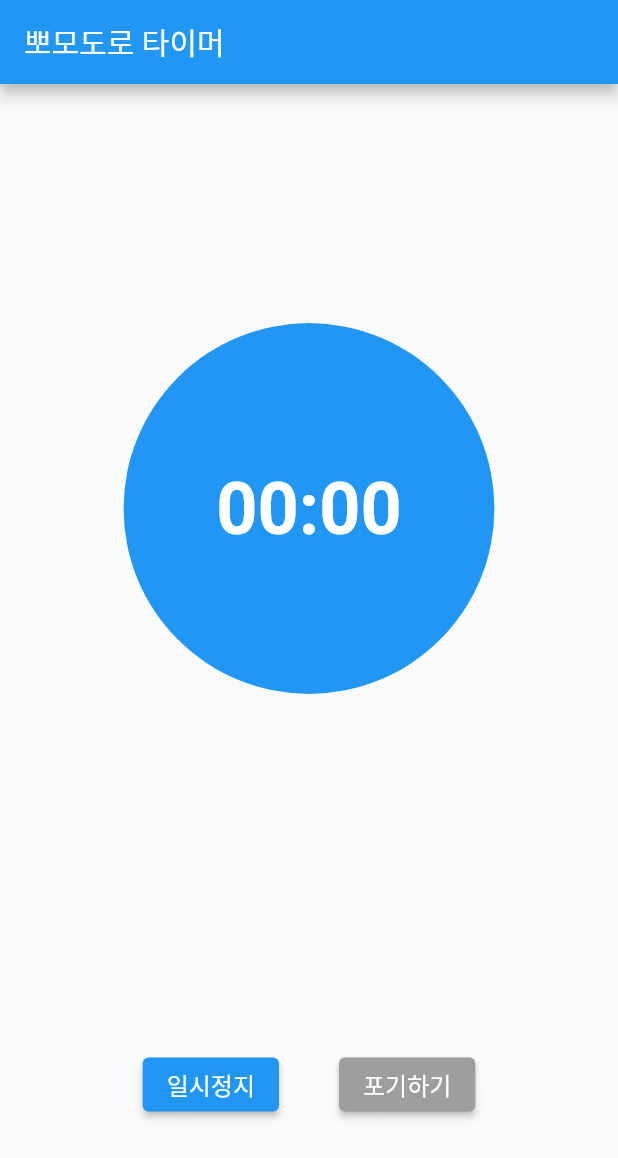
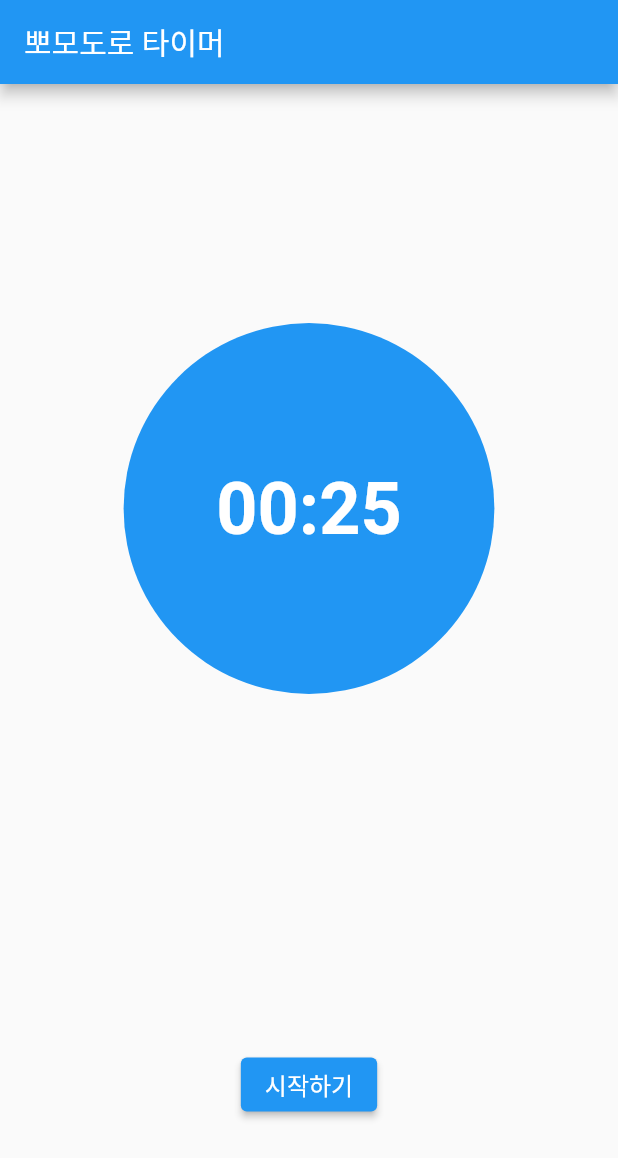
Before and after one commit to naman79/flutter_pomodoro, a Flutter app: the screen it shows after launch, on a phone screen of 412 x 824 dp. Shown: the top 1158 px of the screen. Run offline on Flutter 3.47's test engine with Material 2 defaults, Android fonts, the phone set to English and light mode, and no system bars; our stand-ins replace fluttertoast, sprintf.

Commit message:
set active

```diff
--- a/lib/screens/timer_screen.dart
+++ b/lib/screens/timer_screen.dart
@@ -16,15 +16,10 @@ void showToast(String message) {
   );
 }
 
-String secondsToString(int seconds) {
-  return sprintf("%02d:%02d", [seconds ~/ 60, seconds % 60]);
-}
-
 enum TimerStatus { running, paused, stopped, resting }
 
 class TimerScreen extends StatefulWidget {
-  @override
-  State<TimerScreen> createState() => _TimerScreenState();
+  _TimerScreenState createState() => _TimerScreenState();
 }
 
 class _TimerScreenState extends State<TimerScreen> {
@@ -34,6 +29,19 @@ class _TimerScreenState extends State<TimerScreen> {
   late TimerStatus _timerStatus;
   late int _timer;
   late int _pomodoroCount;
+
+  @override
+  void initState() {
+    super.initState();
+    _timerStatus = TimerStatus.stopped;
+    print(_timerStatus.toString());
+    _timer = WORK_SECONDS;
+    _pomodoroCount = 0;
+  }
+
+  String secondsToString(int seconds) {
+    return sprintf("%02d:%02d", [seconds ~/ 60, seconds % 60]);
+  }
 
   void run() {
     setState(() {
@@ -110,28 +118,21 @@ class _TimerScreenState extends State<TimerScreen> {
   }
 
   @override
-  void initState() {
-    super.initState();
-    _timerStatus = TimerStatus.stopped;
-    print(_timerStatus.toString());
-    _timer = WORK_SECONDS;
-    _pomodoroCount = 0;
-  }
-
-  @override
   Widget build(BuildContext context) {
     final List<Widget> _runningButtons = [
       ElevatedButton(
-        onPressed: () {},
+        onPressed: _timerStatus == TimerStatus.paused ? resume : pause,
         child: Text(
-          1 == 2 ? '계속하기' : '일시정지', // 일시정지 중 ? 계속하기: 잃시정지
+          _timerStatus == TimerStatus.paused
+              ? '계속하기'
+              : '일시정지', // 일시정지 중 ? 계속하기: 잃시정지
           style: TextStyle(color: Colors.white, fontSize: 16),
         ),
         style: ElevatedButton.styleFrom(primary: Colors.blue),
       ),
       Padding(padding: EdgeInsets.all(20)),
       ElevatedButton(
-        onPressed: () {},
+        onPressed: stop,
         child: Text(
           '포기하기',
           style: TextStyle(fontSize: 16),
@@ -141,19 +142,23 @@ class _TimerScreenState extends State<TimerScreen> {
     ];
     final List<Widget> _stoppedButtons = [
       ElevatedButton(
-        onPressed: () {},
+        onPressed: run,
         child: Text(
           '시작하기',
           style: TextStyle(color: Colors.white, fontSize: 16),
         ),
         style: ElevatedButton.styleFrom(
-          primary: 1 == 2 ? Colors.green : Colors.blue, // 휴식 중 ? 녹색 : 파란색
+          primary: _timerStatus == TimerStatus.resting
+              ? Colors.green
+              : Colors.blue, // 휴식 중 ? 녹색 : 파란색
         ),
       ),
     ];
     return Scaffold(
       appBar: AppBar(
         title: Text('뽀모도로 타이머'),
+        backgroundColor:
+            _timerStatus == TimerStatus.resting ? Colors.green : Colors.blue,
       ),
       body: Column(
         mainAxisAlignment: MainAxisAlignment.spaceAround,
@@ -163,7 +168,7 @@ class _TimerScreenState extends State<TimerScreen> {
             width: MediaQuery.of(context).size.width * 0.6,
             child: Center(
               child: Text(
-                '00:00',
+                secondsToString(_timer),
                 style: TextStyle(
                   color: Colors.white,
                   fontSize: 48,
@@ -173,14 +178,16 @@ class _TimerScreenState extends State<TimerScreen> {
             ),
             decoration: BoxDecoration(
               shape: BoxShape.circle,
-              color: 1 == 2 ? Colors.green : Colors.blue,
+              color: _timerStatus == TimerStatus.resting
+                  ? Colors.green
+                  : Colors.blue,
             ),
           ),
           Row(
             mainAxisAlignment: MainAxisAlignment.center,
-            children: 1 == 2
+            children: _timerStatus == TimerStatus.resting
                 ? const []
-                : 1 == 2
+                : _timerStatus == TimerStatus.stopped
                     ? _stoppedButtons
                     : _runningButtons,
           ),
```
